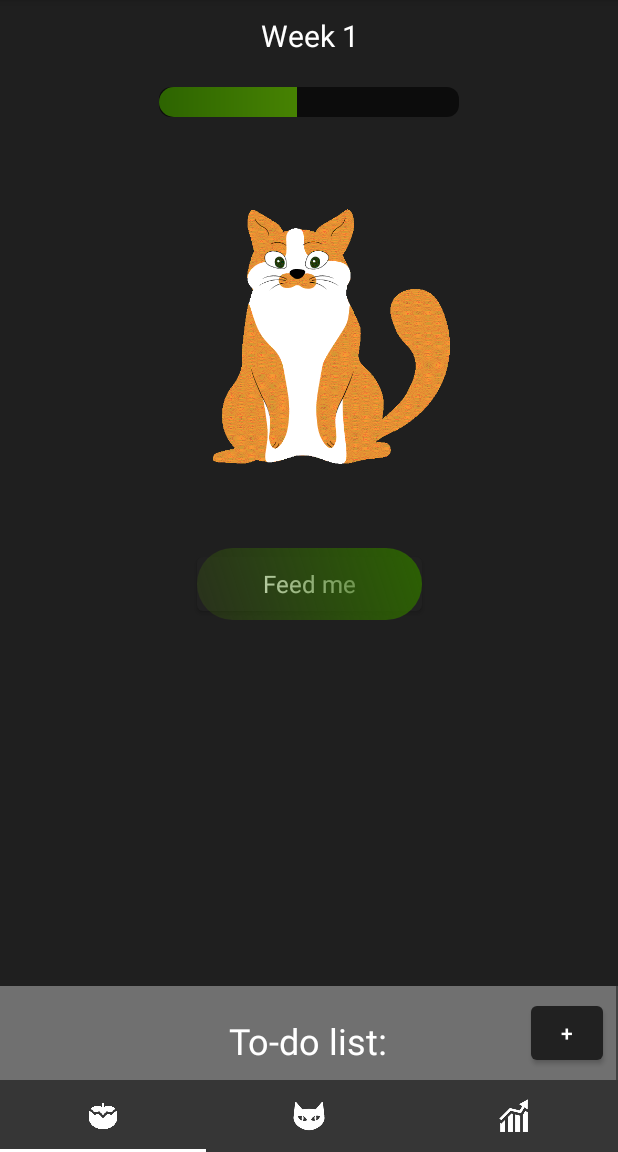
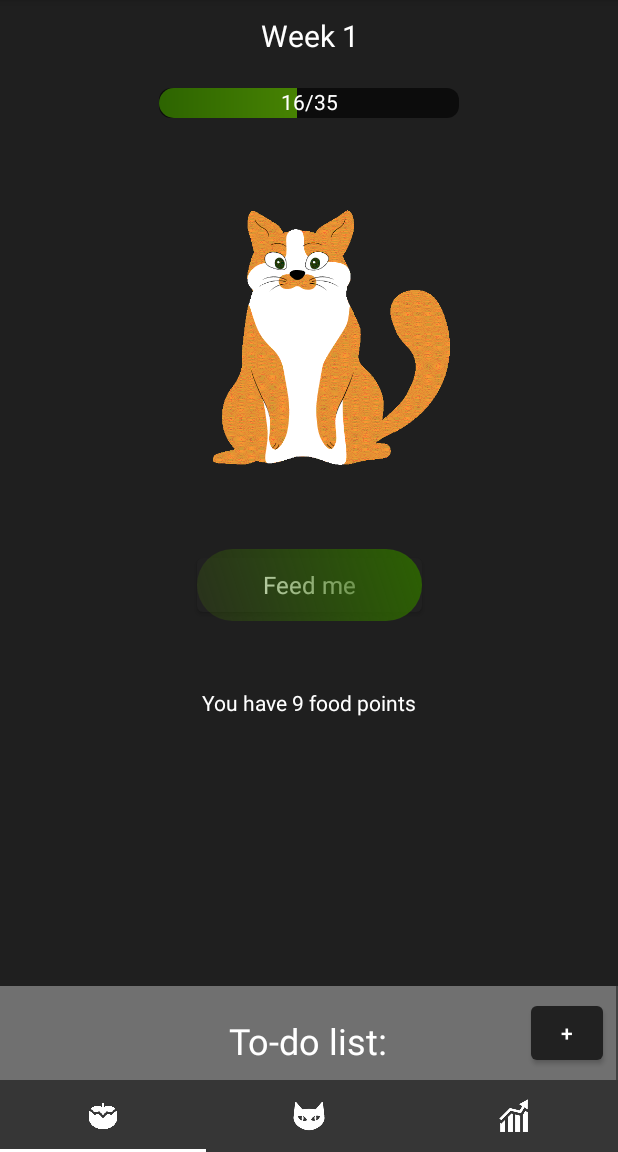
Before and after one commit to Oleh325/Boobees-BEST-test, an Android app: the screen it shows after launch (MainActivity), after a tap on "Feed me", on a phone screen of 412 x 824 dp, the part 84-1236 px from its top. Run offline under Robolectric (Android 15) with nearby library versions, the phone set to English and light mode, and no system bars.

Commit message:
text in status bar, balance text

```diff
--- a/app/src/main/java/com/bbdevs/app/MainActivity.kt
+++ b/app/src/main/java/com/bbdevs/app/MainActivity.kt
@@ -55,6 +55,8 @@ class MainActivity : AppCompatActivity() {
         val info = userInfoService.get()
         info.catHealth++
         info.balance--
+        progressTxt.text = "${info.catHealth}/35"
+        balanceTxt.text = "You have ${info.balance} food points"
         userInfoService.update(info)
         updateFoodBar(userInfoService)
     }
@@ -63,5 +65,7 @@ class MainActivity : AppCompatActivity() {
         val info = userInfoService.get()
         foodBar.max = 35
         foodBar.progress = info.catHealth
+        progressTxt.text = "${info.catHealth}/35"
+        balanceTxt.text = "You have ${info.balance} food points"
     }
 }
--- a/app/src/main/res/layout/activity_main.xml
+++ b/app/src/main/res/layout/activity_main.xml
@@ -33,13 +33,29 @@
         <ProgressBar
             android:id="@+id/foodBar"
             style="?android:attr/progressBarStyleHorizontal"
-            android:clickable="false"
             android:layout_width="200dp"
             android:layout_height="20dp"
+            android:clickable="false"
             android:indeterminate="false"
             android:max="100"
             android:progress="60"
             android:progressDrawable="@drawable/progressbar"
+            app:layout_constraintBottom_toBottomOf="parent"
+            app:layout_constraintEnd_toEndOf="parent"
+            app:layout_constraintStart_toStartOf="parent"
+            app:layout_constraintTop_toBottomOf="@+id/home_week" />
+
+        <TextView
+            android:id="@+id/progressTxt"
+            android:layout_width="wrap_content"
+            android:layout_height="wrap_content"
+            android:layout_marginBottom="1dp"
+            android:rotation="0"
+            android:text="0/35"
+            android:textAlignment="center"
+            android:textColor="@color/white"
+            android:translationZ="5dp"
+            app:layout_constraintBottom_toBottomOf="parent"
             app:layout_constraintEnd_toEndOf="parent"
             app:layout_constraintStart_toStartOf="parent"
             app:layout_constraintTop_toBottomOf="@+id/home_week" />
@@ -70,6 +86,19 @@
         app:layout_constraintRight_toRightOf="parent"
         app:layout_constraintTop_toBottomOf="@+id/gifImageView" />
 
+
+    <TextView
+        android:id="@+id/balanceTxt"
+        android:layout_width="wrap_content"
+        android:layout_height="wrap_content"
+        android:text="You have ? food points"
+        android:textAlignment="center"
+        android:textColor="@color/white"
+        app:layout_constraintBottom_toTopOf="@+id/todo_list"
+        app:layout_constraintEnd_toEndOf="parent"
+        app:layout_constraintStart_toStartOf="parent"
+        app:layout_constraintTop_toBottomOf="@+id/feedMeBtn"
+        app:layout_constraintVertical_bias="0.19999999" />
 
     <androidx.constraintlayout.widget.ConstraintLayout
         android:id="@+id/todo_list"
```
